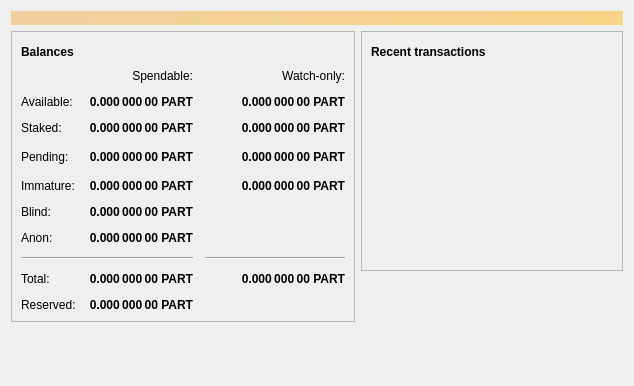
The window that src/qt/forms/overviewpage.ui (amigochain/amg-chain-source-code) describes before a commit, drawn with Qt 5.
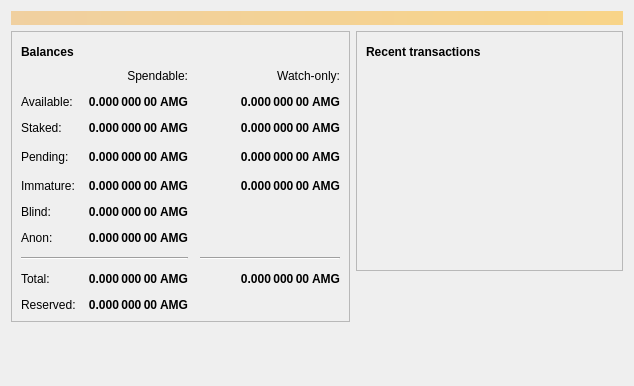
The same window after the commit. Icons and pictures are not drawn.

Commit message: PART->AMG

```diff
--- a/src/qt/forms/overviewpage.ui
+++ b/src/qt/forms/overviewpage.ui
@@ -129,7 +129,7 @@
                <string>Your current staked balance</string>
               </property>
               <property name="text">
-               <string notr="true">0.000 000 00 PART</string>
+               <string notr="true">0.000 000 00 AMG</string>
               </property>
               <property name="alignment">
                <set>Qt::AlignRight|Qt::AlignTrailing|Qt::AlignVCenter</set>
@@ -154,7 +154,7 @@
                <string>Your current watch-only staked balance</string>
               </property>
               <property name="text">
-               <string notr="true">0.000 000 00 PART</string>
+               <string notr="true">0.000 000 00 AMG</string>
               </property>
               <property name="alignment">
                <set>Qt::AlignRight|Qt::AlignTrailing|Qt::AlignVCenter</set>
@@ -179,7 +179,7 @@
                <string>Mined balance in watch-only addresses that has not yet matured</string>
               </property>
               <property name="text">
-               <string notr="true">0.000 000 00 PART</string>
+               <string notr="true">0.000 000 00 AMG</string>
               </property>
               <property name="alignment">
                <set>Qt::AlignRight|Qt::AlignTrailing|Qt::AlignVCenter</set>
@@ -217,7 +217,7 @@
                <string>Mined balance that has not yet matured</string>
               </property>
               <property name="text">
-               <string notr="true">0.000 000 00 PART</string>
+               <string notr="true">0.000 000 00 AMG</string>
               </property>
               <property name="alignment">
                <set>Qt::AlignRight|Qt::AlignTrailing|Qt::AlignVCenter</set>
@@ -242,7 +242,7 @@
                <string>Unconfirmed transactions to watch-only addresses</string>
               </property>
               <property name="text">
-               <string notr="true">0.000 000 00 PART</string>
+               <string notr="true">0.000 000 00 AMG</string>
               </property>
               <property name="alignment">
                <set>Qt::AlignRight|Qt::AlignTrailing|Qt::AlignVCenter</set>
@@ -267,7 +267,7 @@
                <string>Total of transactions that have yet to be confirmed, and do not yet count toward the spendable balance</string>
               </property>
               <property name="text">
-               <string notr="true">0.000 000 00 PART</string>
+               <string notr="true">0.000 000 00 AMG</string>
               </property>
               <property name="alignment">
                <set>Qt::AlignRight|Qt::AlignTrailing|Qt::AlignVCenter</set>
@@ -318,7 +318,7 @@
                <string>Current total balance in watch-only addresses</string>
               </property>
               <property name="text">
-               <string notr="true">0.000 000 00 PART</string>
+               <string notr="true">0.000 000 00 AMG</string>
               </property>
               <property name="alignment">
                <set>Qt::AlignRight|Qt::AlignTrailing|Qt::AlignVCenter</set>
@@ -350,7 +350,7 @@
                <string>Your current total balance</string>
               </property>
               <property name="text">
-               <string notr="true">0.000 000 00 PART</string>
+               <string notr="true">0.000 000 00 AMG</string>
               </property>
               <property name="alignment">
                <set>Qt::AlignRight|Qt::AlignTrailing|Qt::AlignVCenter</set>
@@ -406,7 +406,7 @@
                <string>Your current balance in watch-only addresses</string>
               </property>
               <property name="text">
-               <string notr="true">0.000 000 00 PART</string>
+               <string notr="true">0.000 000 00 AMG</string>
               </property>
               <property name="alignment">
                <set>Qt::AlignRight|Qt::AlignTrailing|Qt::AlignVCenter</set>
@@ -455,7 +455,7 @@
                <string>Your current spendable blinded balance</string>
               </property>
               <property name="text">
-               <string notr="true">0.000 000 00 PART</string>
+               <string notr="true">0.000 000 00 AMG</string>
               </property>
               <property name="alignment">
                <set>Qt::AlignRight|Qt::AlignTrailing|Qt::AlignVCenter</set>
@@ -487,7 +487,7 @@
                <string>Your current spendable anon balance</string>
               </property>
               <property name="text">
-               <string notr="true">0.000 000 00 PART</string>
+               <string notr="true">0.000 000 00 AMG</string>
               </property>
               <property name="alignment">
                <set>Qt::AlignRight|Qt::AlignTrailing|Qt::AlignVCenter</set>
@@ -512,7 +512,7 @@
                <string>Your current spendable balance</string>
               </property>
               <property name="text">
-               <string notr="true">0.000 000 00 PART</string>
+               <string notr="true">0.000 000 00 AMG</string>
               </property>
               <property name="alignment">
                <set>Qt::AlignRight|Qt::AlignTrailing|Qt::AlignVCenter</set>
@@ -544,7 +544,7 @@
                <string>Your current spendable balance</string>
               </property>
               <property name="text">
-               <string notr="true">0.000 000 00 PART</string>
+               <string notr="true">0.000 000 00 AMG</string>
               </property>
               <property name="alignment">
                <set>Qt::AlignRight|Qt::AlignTrailing|Qt::AlignVCenter</set>
```
The commit also changes 8 other files.
